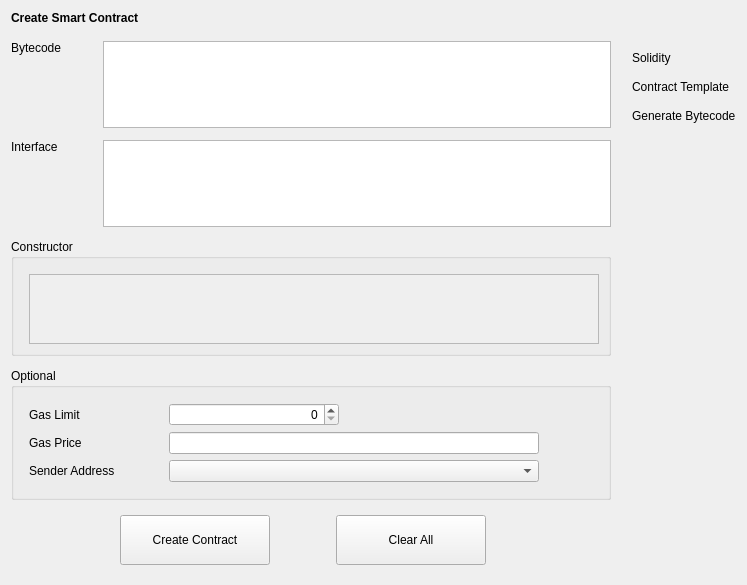
Before: the Qt Designer form src/qt/forms/createcontract.ui in qtumproject/qtum, drawn with Qt 5.
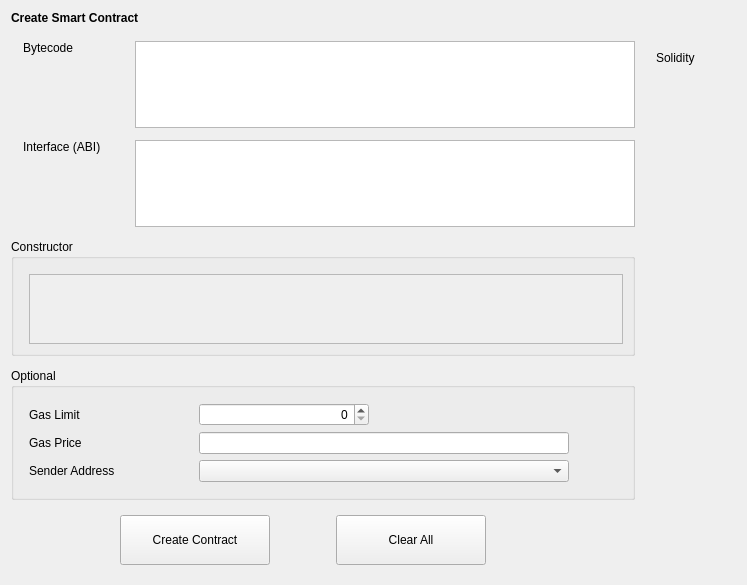
After: the same form once the commit is applied. Custom widgets are drawn as their Qt base class.

Commit message: Update validation for interface and bytecode and update of parameters alignment

The edit to the form file:
```diff
--- a/src/qt/forms/createcontract.ui
+++ b/src/qt/forms/createcontract.ui
@@ -71,13 +71,22 @@
            </property>
            <item>
             <layout class="QHBoxLayout" name="horizontalLayout_2">
+             <property name="leftMargin">
+              <number>12</number>
+             </property>
              <item>
               <layout class="QVBoxLayout" name="verticalLayout_6">
                <item>
                 <widget class="QLabel" name="labelBytecode">
+                 <property name="sizePolicy">
+                  <sizepolicy hsizetype="Fixed" vsizetype="Preferred">
+                   <horstretch>0</horstretch>
+                   <verstretch>0</verstretch>
+                  </sizepolicy>
+                 </property>
                  <property name="minimumSize">
                   <size>
-                   <width>70</width>
+                   <width>100</width>
                    <height>0</height>
                   </size>
                  </property>
@@ -102,40 +111,37 @@
               </layout>
              </item>
              <item>
-              <spacer name="horizontalSpacer_4">
-               <property name="orientation">
-                <enum>Qt::Horizontal</enum>
+              <widget class="QValidatedTextEdit" name="textEditBytecode">
+               <property name="horizontalScrollBarPolicy">
+                <enum>Qt::ScrollBarAlwaysOff</enum>
                </property>
-               <property name="sizeType">
-                <enum>QSizePolicy::Fixed</enum>
-               </property>
-               <property name="sizeHint" stdset="0">
-                <size>
-                 <width>10</width>
-                 <height>20</height>
-                </size>
-               </property>
-              </spacer>
-             </item>
-             <item>
-              <widget class="QTextEdit" name="textEditBytecode"/>
+              </widget>
              </item>
             </layout>
            </item>
            <item>
             <layout class="QHBoxLayout" name="horizontalLayout_4">
+             <property name="leftMargin">
+              <number>12</number>
+             </property>
              <item>
               <layout class="QVBoxLayout" name="verticalLayout">
                <item>
                 <widget class="QLabel" name="labelInterface">
+                 <property name="sizePolicy">
+                  <sizepolicy hsizetype="Fixed" vsizetype="Preferred">
+                   <horstretch>0</horstretch>
+                   <verstretch>0</verstretch>
+                  </sizepolicy>
+                 </property>
                  <property name="minimumSize">
                   <size>
-                   <width>70</width>
+                   <width>100</width>
                    <height>0</height>
                   </size>
                  </property>
                  <property name="text">
-                  <string>Interface</string>
+                  <string>Interface (ABI)</string>
                  </property>
                 </widget>
                </item>
@@ -155,23 +161,11 @@
               </layout>
              </item>
              <item>
-              <spacer name="horizontalSpacer_6">
-               <property name="orientation">
-                <enum>Qt::Horizontal</enum>
+              <widget class="QValidatedTextEdit" name="textEditInterface">
+               <property name="horizontalScrollBarPolicy">
+                <enum>Qt::ScrollBarAlwaysOff</enum>
                </property>
-               <property name="sizeType">
-                <enum>QSizePolicy::Fixed</enum>
-               </property>
-               <property name="sizeHint" stdset="0">
-                <size>
-                 <width>10</width>
-                 <height>20</height>
-                </size>
-               </property>
-              </spacer>
-             </item>
-             <item>
-              <widget class="QTextEdit" name="textEditInterface"/>
+              </widget>
              </item>
             </layout>
            </item>
@@ -197,8 +191,8 @@
                   <rect>
                    <x>0</x>
                    <y>0</y>
-                   <width>538</width>
-                   <height>73</height>
+                   <width>591</width>
+                   <height>68</height>
                   </rect>
                  </property>
                  <layout class="QVBoxLayout" name="verticalLayout_5"/>
@@ -221,16 +215,22 @@
                <number>15</number>
               </property>
               <property name="horizontalSpacing">
-               <number>30</number>
+               <number>10</number>
               </property>
               <property name="verticalSpacing">
                <number>6</number>
               </property>
               <item row="1" column="0">
                <widget class="QLabel" name="labelGasPrice">
+                <property name="sizePolicy">
+                 <sizepolicy hsizetype="Fixed" vsizetype="Preferred">
+                  <horstretch>0</horstretch>
+                  <verstretch>0</verstretch>
+                 </sizepolicy>
+                </property>
                 <property name="minimumSize">
                  <size>
-                  <width>110</width>
+                  <width>160</width>
                   <height>0</height>
                  </size>
                 </property>
@@ -241,9 +241,15 @@
               </item>
               <item row="0" column="0">
                <widget class="QLabel" name="labelGasLimit">
+                <property name="sizePolicy">
+                 <sizepolicy hsizetype="Fixed" vsizetype="Preferred">
+                  <horstretch>0</horstretch>
+                  <verstretch>0</verstretch>
+                 </sizepolicy>
+                </property>
                 <property name="minimumSize">
                  <size>
-                  <width>110</width>
+                  <width>160</width>
                   <height>0</height>
                  </size>
                 </property>
@@ -257,9 +263,15 @@
               </item>
               <item row="2" column="0">
                <widget class="QLabel" name="labelSenderAddress">
+                <property name="sizePolicy">
+                 <sizepolicy hsizetype="Fixed" vsizetype="Preferred">
+                  <horstretch>0</horstretch>
+                  <verstretch>0</verstretch>
+                 </sizepolicy>
+                </property>
                 <property name="minimumSize">
                  <size>
-                  <width>110</width>
+                  <width>160</width>
                   <height>0</height>
                  </size>
                 </property>
@@ -347,25 +359,17 @@
            </item>
            <item>
             <widget class="QLabel" name="labelSolidity">
+             <property name="minimumSize">
+              <size>
+               <width>80</width>
+               <height>0</height>
+              </size>
+             </property>
              <property name="text">
               <string>Solidity</string>
              </property>
             </widget>
            </item>
-           <item>
-            <widget class="QLabel" name="labelContractTemplate">
-             <property name="text">
-              <string>Contract Template</string>
-             </property>
-            </widget>
-           </item>
-           <item>
-            <widget class="QLabel" name="labelGenerateBytecode">
-             <property name="text">
-              <string>Generate Bytecode</string>
-             </property>
-            </widget>
-           </item>
            <item>
             <spacer name="verticalSpacer_3">
              <property name="orientation">
@@ -511,6 +515,12 @@
    <class>ContractResult</class>
    <extends>QStackedWidget</extends>
    <header>contractresult.h</header>
+   <container>1</container>
+  </customwidget>
+  <customwidget>
+   <class>QValidatedTextEdit</class>
+   <extends>QTextEdit</extends>
+   <header>qvalidatedtextedit.h</header>
   </customwidget>
  </customwidgets>
  <resources/>
```
Left out of the diff: 2 changed lines with no effect on the pictures. The commit also changes 15 other files.
